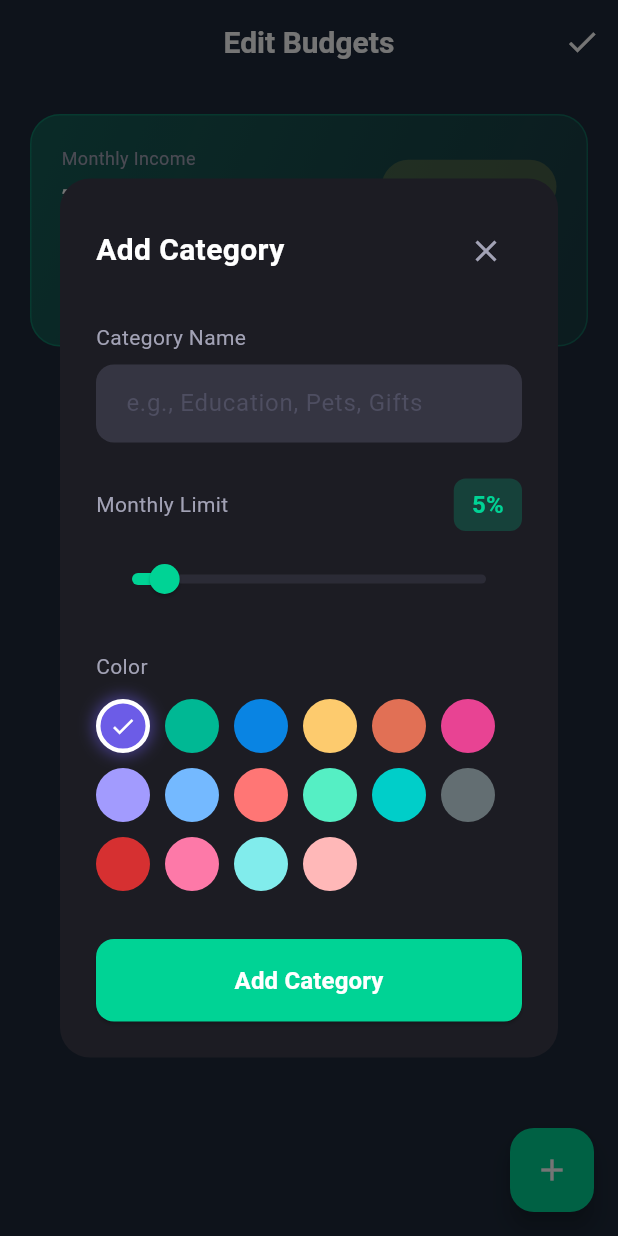
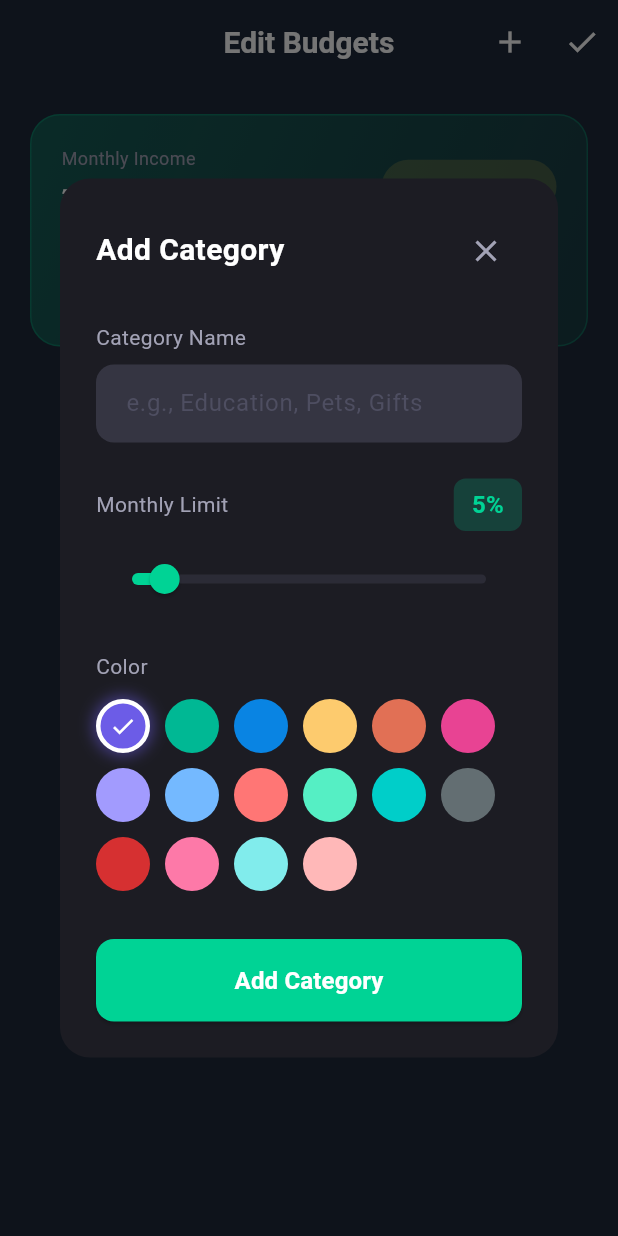
Before and after one commit to ElizabethMM36/kash, a Flutter app: the BudgetView screen opened directly, after a tap on the "edit" icon, after a tap on the "add" icon, on a phone screen of 412 x 824 dp. Run offline on Flutter 3.47's test engine with Material 3 defaults, Android fonts, the phone set to English and light mode, and no system bars; our stand-ins replace cloud_firestore, firebase_auth, firebase_core, fl_chart, shared_preferences; accounts and stored records are empty.

```diff
--- a/lib/view/budget/budget_view.dart
+++ b/lib/view/budget/budget_view.dart
@@ -260,6 +260,12 @@ class _BudgetViewState extends State<BudgetView> {
           ),
         ),
         actions: [
+          if (isEditing)
+            IconButton(
+              onPressed: _addCategory,
+              icon: Icon(Icons.add, color: TColor.white),
+              tooltip: 'Add Category',
+            ),
           IconButton(
             onPressed: _toggleEditMode,
             icon: Icon(
@@ -274,11 +280,6 @@ class _BudgetViewState extends State<BudgetView> {
           : displayBudgets.isEmpty && !isEditing
               ? _buildEmptyState()
               : _buildBudgetList(displayBudgets, displayTotalPercentage),
-      floatingActionButton: isEditing ? FloatingActionButton(
-        onPressed: _addCategory,
-        backgroundColor: TColor.secondary,
-        child: const Icon(Icons.add, color: Colors.white),
-      ) : null,
     );
   }
 
```
